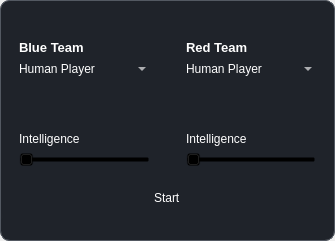
Old version of the form ui/dialogs/open_practice_draft.ui in the repository elian-olbz/mlbb-drafting-and-simulation-tools.
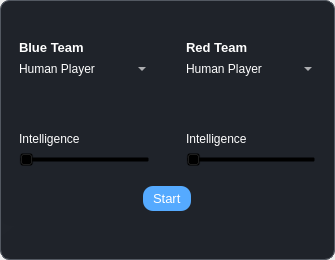
New version of the form. Icons and pictures are not drawn.

Commit message: implementd reset all changes and dialog

```diff
--- a/ui/dialogs/open_practice_draft.ui
+++ b/ui/dialogs/open_practice_draft.ui
@@ -7,7 +7,7 @@
     <x>0</x>
     <y>0</y>
     <width>335</width>
-    <height>241</height>
+    <height>260</height>
    </rect>
   </property>
   <property name="sizePolicy">
@@ -403,10 +403,18 @@
              <number>0</number>
             </property>
             <property name="bottomMargin">
-             <number>10</number>
+             <number>15</number>
             </property>
             <item alignment="Qt::AlignHCenter">
              <widget class="QPushButton" name="start_button">
+              <property name="font">
+               <font>
+                <pointsize>10</pointsize>
+               </font>
+              </property>
+              <property name="styleSheet">
+               <string notr="true">background-color: rgb(85, 170, 255);</string>
+              </property>
               <property name="text">
                <string>Start</string>
               </property>
```
The commit also changes 5 other files.
